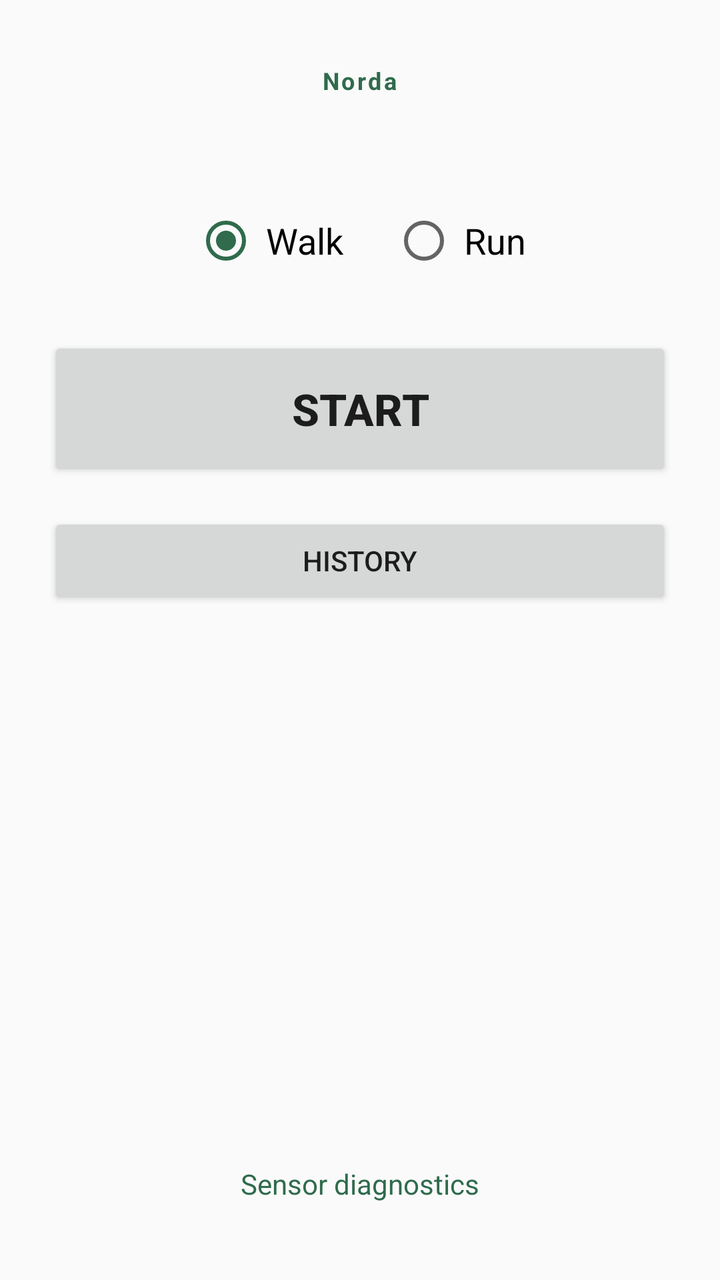
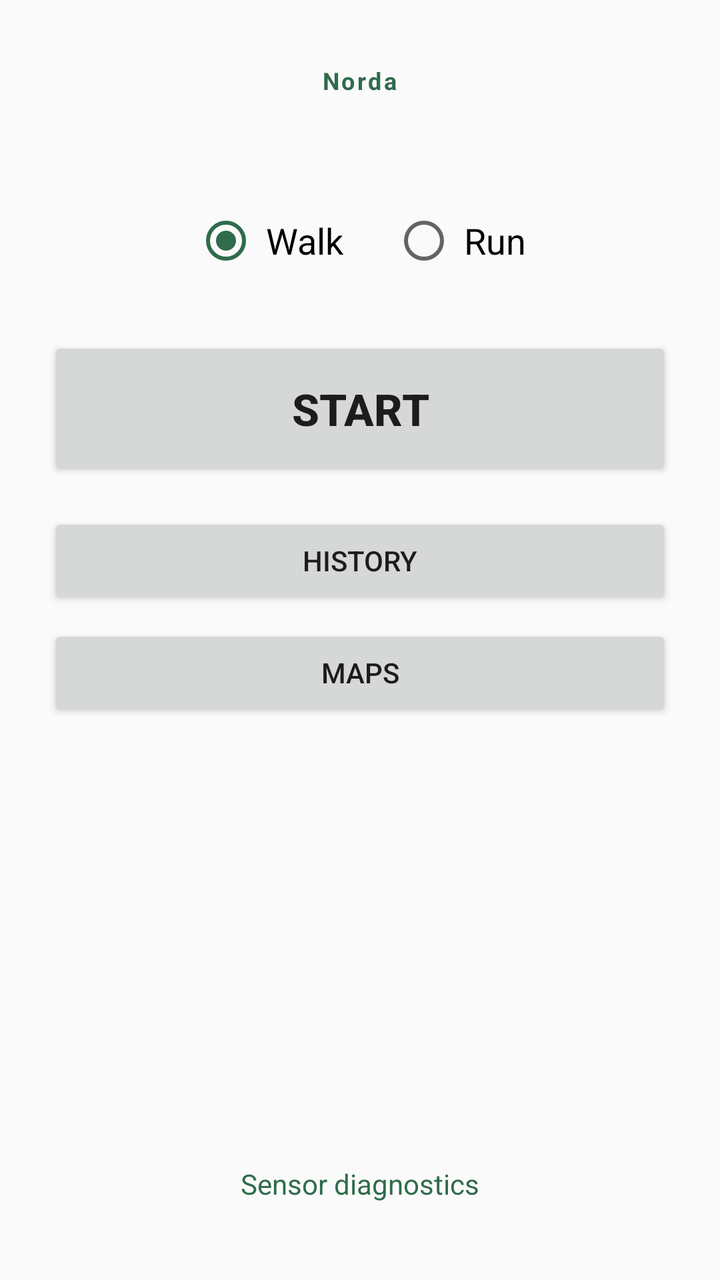

Two renders of the same Android screen: before a commit and after it. Below are the layout's source before the change and the commit's diff.
<!-- AndroidManifest.xml: application theme Theme.Norda -->
<!-- res/layout/activity_main.xml -->
<?xml version="1.0" encoding="utf-8"?>
<LinearLayout xmlns:android="http://schemas.android.com/apk/res/android"
    android:id="@+id/root"
    android:layout_width="match_parent"
    android:layout_height="match_parent"
    android:orientation="vertical"
    android:gravity="center_horizontal"
    android:padding="24dp">

    <TextView
        style="@style/Norda.SectionLabel"
        android:layout_marginTop="8dp"
        android:text="@string/app_name" />

    <RadioGroup
        android:id="@+id/typeGroup"
        android:layout_width="wrap_content"
        android:layout_height="wrap_content"
        android:layout_marginTop="48dp"
        android:orientation="horizontal">

        <RadioButton
            android:id="@+id/typeWalk"
            android:layout_width="wrap_content"
            android:layout_height="wrap_content"
            android:checked="true"
            android:minHeight="48dp"
            android:paddingEnd="24dp"
            android:paddingStart="4dp"
            android:text="@string/walk"
            android:textSize="18sp" />

        <RadioButton
            android:id="@+id/typeRun"
            android:layout_width="wrap_content"
            android:layout_height="wrap_content"
            android:minHeight="48dp"
            android:paddingStart="4dp"
            android:text="@string/run"
            android:textSize="18sp" />
    </RadioGroup>

    <Button
        android:id="@+id/startButton"
        android:layout_width="match_parent"
        android:layout_height="72dp"
        android:layout_marginTop="24dp"
        android:text="@string/start"
        android:textSize="22sp"
        android:textStyle="bold" />

    <TextView
        android:id="@+id/permissionHint"
        android:layout_width="match_parent"
        android:layout_height="wrap_content"
        android:layout_marginTop="12dp"
        android:gravity="center"
        android:text="@string/permission_needed"
        android:textSize="14sp"
        android:visibility="gone" />

    <Button
        android:id="@+id/historyButton"
        android:layout_width="match_parent"
        android:layout_height="wrap_content"
        android:layout_marginTop="16dp"
        android:minHeight="48dp"
        android:text="@string/history" />

    <View
        android:layout_width="0dp"
        android:layout_height="0dp"
        android:layout_weight="1" />

    <TextView
        android:id="@+id/diagnosticsLink"
        android:layout_width="wrap_content"
        android:layout_height="wrap_content"
        android:minHeight="48dp"
        android:gravity="center"
        android:padding="12dp"
        android:text="@string/diagnostics"
        android:textColor="@color/norda_green"
        android:textSize="14sp" />

</LinearLayout>
<!-- resources referenced by this layout -->
<resources>
  <color name="norda_green">#2F6B4C</color>
  <string name="app_name">Norda</string>
  <string name="diagnostics">Sensor diagnostics</string>
  <string name="history">History</string>
  <string name="permission_needed">Location permission is needed to verify GPS.</string>
  <string name="run">Run</string>
  <string name="start">START</string>
  <string name="walk">Walk</string>
  <style name="Norda.SectionLabel" parent="">
          <item name="android:layout_width">wrap_content</item>
          <item name="android:layout_height">wrap_content</item>
          <item name="android:textSize">12sp</item>
          <item name="android:letterSpacing">0.1</item>
          <item name="android:textStyle">bold</item>
          <item name="android:textColor">@color/norda_green</item>
      </style>
  <style name="Theme.Norda" parent="android:Theme.Material.Light.NoActionBar">
          <item name="android:colorPrimary">@color/norda_green</item>
          <item name="android:colorAccent">@color/norda_green</item>
      </style>
</resources>

<!-- the commit's change to res/layout/activity_main.xml (unified diff, before → after) -->
@@ -67,6 +67,14 @@
         android:minHeight="48dp"
         android:text="@string/history" />
 
+    <Button
+        android:id="@+id/mapsButton"
+        android:layout_width="match_parent"
+        android:layout_height="wrap_content"
+        android:layout_marginTop="8dp"
+        android:minHeight="48dp"
+        android:text="@string/maps" />
+
     <View
         android:layout_width="0dp"
         android:layout_height="0dp"
<!-- resource entries referenced after the edit -->
@@ -4,6 +4,7 @@
   <string name="app_name">Norda</string>
   <string name="diagnostics">Sensor diagnostics</string>
   <string name="history">History</string>
+  <string name="maps">Maps</string>
   <string name="permission_needed">Location permission is needed to verify GPS.</string>
   <string name="run">Run</string>
   <string name="start">START</string>
